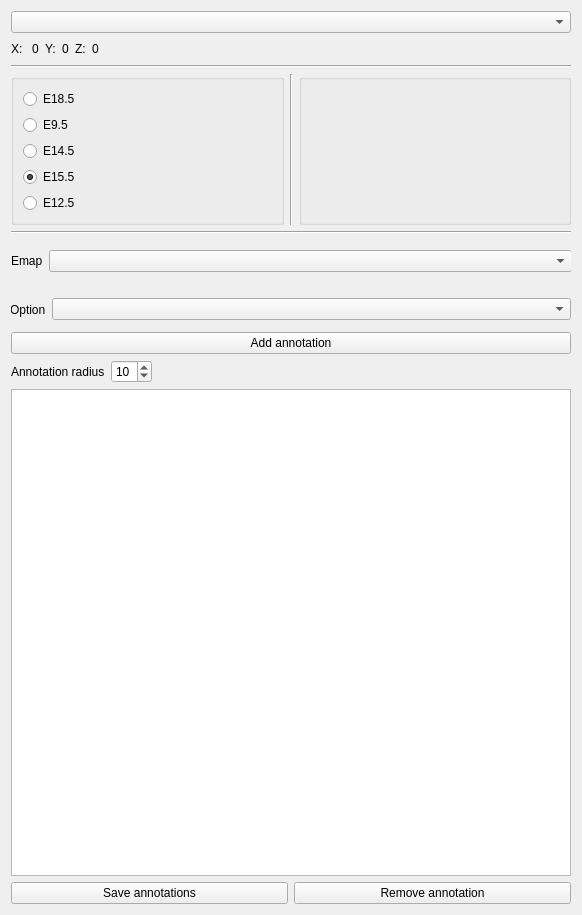
Old version of the form ui/ui_annotations.ui in the repository VCCRI/vpv.
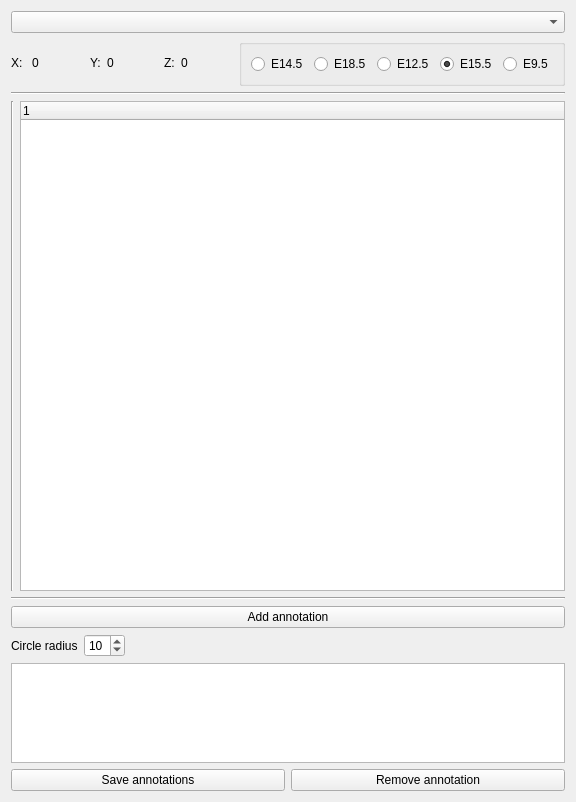
New version of the form.

Commit message: Added tree view for available annotation terms. Should have put on new branch oops

What changed in the file:
```diff
--- a/ui/ui_annotations.ui
+++ b/ui/ui_annotations.ui
@@ -6,8 +6,8 @@
    <rect>
     <x>0</x>
     <y>0</y>
-    <width>582</width>
-    <height>915</height>
+    <width>576</width>
+    <height>802</height>
    </rect>
   </property>
   <property name="minimumSize">
@@ -88,46 +88,25 @@
         </widget>
        </item>
        <item>
-        <spacer name="horizontalSpacer_2">
-         <property name="orientation">
-          <enum>Qt::Horizontal</enum>
-         </property>
-         <property name="sizeHint" stdset="0">
-          <size>
-           <width>40</width>
-           <height>20</height>
-          </size>
-         </property>
-        </spacer>
-       </item>
-      </layout>
-     </item>
-     <item>
-      <layout class="QGridLayout" name="gridLayout_2"/>
-     </item>
-     <item>
-      <widget class="Line" name="line_3">
-       <property name="orientation">
-        <enum>Qt::Horizontal</enum>
-       </property>
-      </widget>
-     </item>
-     <item>
-      <layout class="QHBoxLayout" name="horizontalLayout_4">
-       <item>
         <widget class="QGroupBox" name="groupBoxAnnotationType">
-         <layout class="QGridLayout" name="gridLayout_3">
-          <item row="5" column="0">
-           <widget class="QRadioButton" name="radioButtonE125">
+         <property name="sizePolicy">
+          <sizepolicy hsizetype="Fixed" vsizetype="Preferred">
+           <horstretch>0</horstretch>
+           <verstretch>0</verstretch>
+          </sizepolicy>
+         </property>
+         <layout class="QHBoxLayout" name="horizontalLayout_2">
+          <item>
+           <widget class="QRadioButton" name="radioButtonE145">
             <property name="text">
-             <string>E12.5</string>
+             <string>E14.5</string>
             </property>
             <property name="checkable">
              <bool>false</bool>
             </property>
            </widget>
           </item>
-          <item row="0" column="0">
+          <item>
            <widget class="QRadioButton" name="radioButtonE185">
             <property name="text">
              <string>E18.5</string>
@@ -140,7 +119,17 @@
             </property>
            </widget>
           </item>
-          <item row="4" column="0">
+          <item>
+           <widget class="QRadioButton" name="radioButtonE125">
+            <property name="text">
+             <string>E12.5</string>
+            </property>
+            <property name="checkable">
+             <bool>false</bool>
+            </property>
+           </widget>
+          </item>
+          <item>
            <widget class="QRadioButton" name="radioButtonE155">
             <property name="text">
              <string>E15.5</string>
@@ -150,17 +139,7 @@
             </property>
            </widget>
           </item>
-          <item row="3" column="0">
-           <widget class="QRadioButton" name="radioButtonE145">
-            <property name="text">
-             <string>E14.5</string>
-            </property>
-            <property name="checkable">
-             <bool>false</bool>
-            </property>
-           </widget>
-          </item>
-          <item row="1" column="0">
+          <item>
            <widget class="QRadioButton" name="radioButtonE95">
             <property name="text">
              <string>E9.5</string>
@@ -173,6 +152,20 @@
          </layout>
         </widget>
        </item>
+      </layout>
+     </item>
+     <item>
+      <layout class="QGridLayout" name="gridLayout_2"/>
+     </item>
+     <item>
+      <widget class="Line" name="line_3">
+       <property name="orientation">
+        <enum>Qt::Horizontal</enum>
+       </property>
+      </widget>
+     </item>
+     <item>
+      <layout class="QHBoxLayout" name="horizontalLayout_4">
        <item>
         <widget class="Line" name="line">
          <property name="orientation">
@@ -181,8 +174,24 @@
         </widget>
        </item>
        <item>
-        <widget class="QGroupBox" name="groupBoxStage">
-         <layout class="QGridLayout" name="gridLayout_4"/>
+        <widget class="QTreeWidget" name="treeWidgetAvailableTerms">
+         <property name="sizePolicy">
+          <sizepolicy hsizetype="Expanding" vsizetype="MinimumExpanding">
+           <horstretch>0</horstretch>
+           <verstretch>0</verstretch>
+          </sizepolicy>
+         </property>
+         <property name="minimumSize">
+          <size>
+           <width>0</width>
+           <height>300</height>
+          </size>
+         </property>
+         <column>
+          <property name="text">
+           <string notr="true">1</string>
+          </property>
+         </column>
         </widget>
        </item>
       </layout>
@@ -194,115 +203,6 @@
        </property>
       </widget>
      </item>
-     <item>
-      <widget class="QWidget" name="maPatoWidget" native="true">
-       <property name="minimumSize">
-        <size>
-         <width>0</width>
-         <height>40</height>
-        </size>
-       </property>
-       <widget class="QLabel" name="label_3">
-        <property name="geometry">
-         <rect>
-          <x>9</x>
-          <y>42</y>
-          <width>68</width>
-          <height>17</height>
-         </rect>
-        </property>
-        <property name="text">
-         <string>TextLabel</string>
-        </property>
-       </widget>
-       <widget class="QWidget" name="">
-        <property name="geometry">
-         <rect>
-          <x>0</x>
-          <y>0</y>
-          <width>561</width>
-          <height>42</height>
-         </rect>
-        </property>
-        <layout class="QHBoxLayout" name="horizontalLayout_2">
-         <item>
-          <widget class="QLabel" name="label_4">
-           <property name="sizePolicy">
-            <sizepolicy hsizetype="Fixed" vsizetype="Preferred">
-             <horstretch>0</horstretch>
-             <verstretch>0</verstretch>
-            </sizepolicy>
-           </property>
-           <property name="text">
-            <string>Emap</string>
-           </property>
-          </widget>
-         </item>
-         <item>
-          <widget class="QComboBox" name="comboBoxEmap">
-           <property name="minimumSize">
-            <size>
-             <width>0</width>
-             <height>20</height>
-            </size>
-           </property>
-          </widget>
-         </item>
-        </layout>
-       </widget>
-      </widget>
-     </item>
-     <item>
-      <widget class="QWidget" name="mpWidget" native="true">
-       <property name="sizePolicy">
-        <sizepolicy hsizetype="Preferred" vsizetype="Fixed">
-         <horstretch>0</horstretch>
-         <verstretch>0</verstretch>
-        </sizepolicy>
-       </property>
-       <property name="minimumSize">
-        <size>
-         <width>0</width>
-         <height>40</height>
-        </size>
-       </property>
-       <widget class="QWidget" name="">
-        <property name="geometry">
-         <rect>
-          <x>-1</x>
-          <y>9</y>
-          <width>561</width>
-          <height>29</height>
-         </rect>
-        </property>
-        <layout class="QHBoxLayout" name="horizontalLayout">
-         <item>
-          <widget class="QLabel" name="label">
-           <property name="sizePolicy">
-            <sizepolicy hsizetype="Fixed" vsizetype="Preferred">
-             <horstretch>0</horstretch>
-             <verstretch>0</verstretch>
-            </sizepolicy>
-           </property>
-           <property name="text">
-            <string>Option</string>
-           </property>
-          </widget>
-         </item>
-         <item>
-          <widget class="QComboBox" name="comboBoxOptions">
-           <property name="minimumSize">
-            <size>
-             <width>0</width>
-             <height>20</height>
-            </size>
-           </property>
-          </widget>
-         </item>
-        </layout>
-       </widget>
-      </widget>
-     </item>
      <item>
       <widget class="QPushButton" name="pushButtonAddAnnotation">
        <property name="text">
@@ -321,7 +221,7 @@
           </sizepolicy>
          </property>
          <property name="text">
-          <string>Annotation radius</string>
+          <string>Circle radius</string>
          </property>
         </widget>
        </item>
@@ -354,7 +254,26 @@
       </layout>
      </item>
      <item>
-      <widget class="QTableView" name="tableViewAvailableAnnotations"/>
+      <widget class="QTableView" name="tableViewAvailableAnnotations">
+       <property name="sizePolicy">
+        <sizepolicy hsizetype="Minimum" vsizetype="Fixed">
+         <horstretch>0</horstretch>
+         <verstretch>0</verstretch>
+        </sizepolicy>
+       </property>
+       <property name="minimumSize">
+        <size>
+         <width>0</width>
+         <height>0</height>
+        </size>
+       </property>
+       <property name="maximumSize">
+        <size>
+         <width>16777215</width>
+         <height>100</height>
+        </size>
+       </property>
+      </widget>
      </item>
      <item>
       <layout class="QHBoxLayout" name="horizontalLayout_5">
```
The commit also changes 18 other files.
